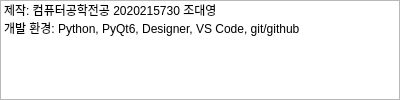
Old version of the form uis/info.ui in the repository DaeyeongCho/AlgorithmsVisualizationProject.
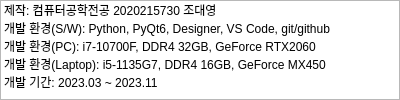
New version of the form.

Diff of the .ui file:
```diff
--- a/uis/info.ui
+++ b/uis/info.ui
@@ -56,7 +56,22 @@
      </item>
      <item>
       <property name="text">
-       <string>개발 환경: Python, PyQt6, Designer, VS Code, git/github</string>
+       <string>개발 환경(S/W): Python, PyQt6, Designer, VS Code, git/github</string>
+      </property>
+     </item>
+     <item>
+      <property name="text">
+       <string>개발 환경(PC): i7-10700F, DDR4 32GB, GeForce RTX2060</string>
+      </property>
+     </item>
+     <item>
+      <property name="text">
+       <string>개발 환경(Laptop): i5-1135G7, DDR4 16GB, GeForce MX450</string>
+      </property>
+     </item>
+     <item>
+      <property name="text">
+       <string>개발 기간: 2023.03 ~ 2023.11</string>
       </property>
      </item>
     </widget>
```
